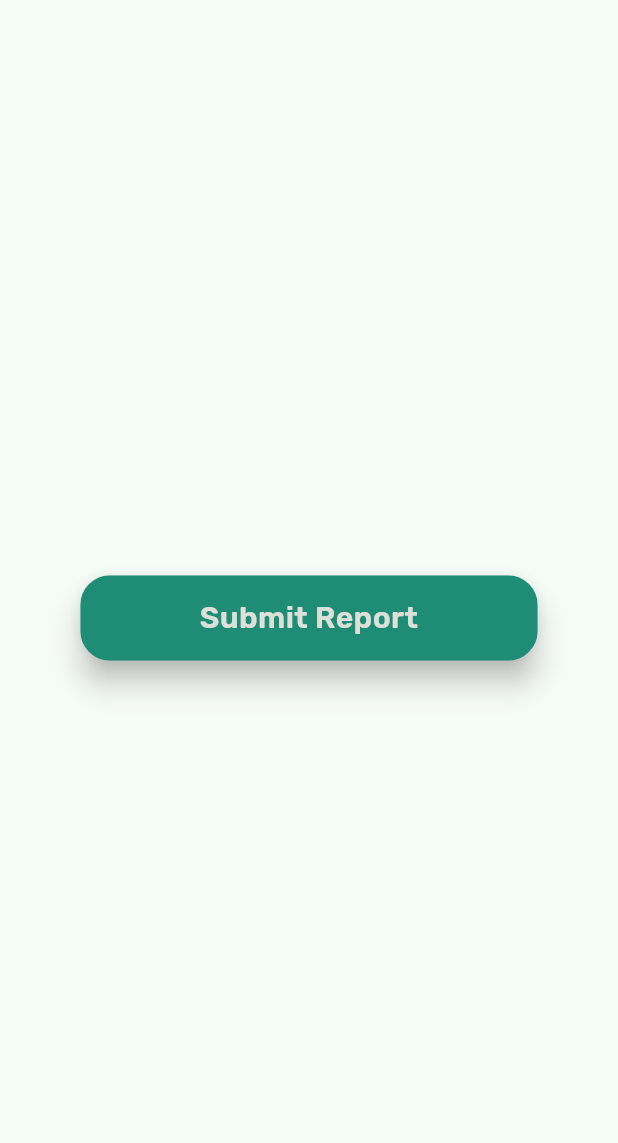
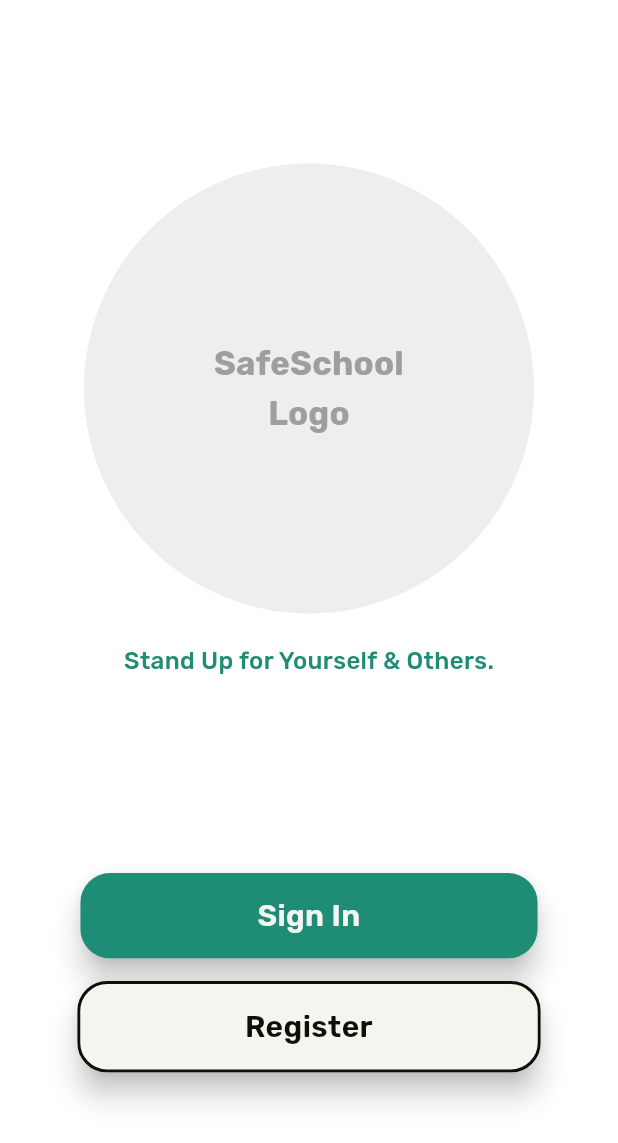
Before and after one commit to nsennes/SafeSchool, a Flutter app: the screen it shows after launch, on a phone screen of 412 x 824 dp. Shown: the top 1143 px of the screen. Run offline on Flutter 3.47's test engine with Material 3 defaults, Android fonts, the phone set to English and light mode, and no system bars.

Commit message:
first_page of registration screens

```diff
--- a/safeschool/lib/main.dart
+++ b/safeschool/lib/main.dart
@@ -4,6 +4,7 @@
 import 'package:safeschool/pages/home_page.dart';
 import 'package:safeschool/components/buttons.dart';
 import 'package:safeschool/components/popup_buttons.dart';
+import 'package:safeschool/registrations/first_page.dart';
 
 void main() {
   runApp(const MyApp());
@@ -32,10 +33,7 @@
         fontFamily: ("Rubik"),
       ),
 
-      home: const Scaffold(
-        body: PrimaryButton(name: "Submit Report", primary: ColorsUse.primaryColor, textColor: ColorsUse.secondaryColor,),
-
-    ),
+      home: FirstPage(),
       );
 
 
--- /dev/null
+++ b/safeschool/lib/registrations/first_page.dart
@@ -0,0 +1,49 @@
+import 'package:flutter/material.dart';
+import 'package:safeschool/Utilities/colors_use.dart';
+import 'package:safeschool/components/buttons.dart';
+import 'package:safeschool/Utilities/text_use.dart'; // Make sure this file is correctly implemented
+
+class FirstPage extends StatelessWidget {
+  @override
+  Widget build(BuildContext context) {
+    return Scaffold(
+      backgroundColor: Colors.white,
+      body: Center(
+        child: Column(
+          mainAxisAlignment: MainAxisAlignment.center,
+          children: [
+            CircleAvatar(
+              radius: 150,
+              backgroundColor: Colors.grey[200],
+              child: Text(
+                'SafeSchool\nLogo',
+                textAlign: TextAlign.center,
+                style: TextUse.heading_1().copyWith(color: Colors.grey),
+              ),
+            ),
+            const SizedBox(height: 20),
+             Text(
+              'Stand Up for Yourself & Others.',
+              style: TextUse.heading_3().copyWith(color: ColorsUse.primaryColor),
+
+            ),
+            const SizedBox(height: 130),
+            const PrimaryButton(
+              name: 'Sign In',
+              primary: ColorsUse.primaryColor,
+              textColor: ColorsUse.backgroundColor,
+              borderColor: false,
+            ),
+            const SizedBox(height: 15),
+            const PrimaryButton(
+              name: "Register",
+              primary: ColorsUse.backgroundColor,
+              textColor: ColorsUse.accentColor,
+              borderColor: true,
+            ),
+          ],
+        ),
+      ),
+    );
+  }
+}
```
